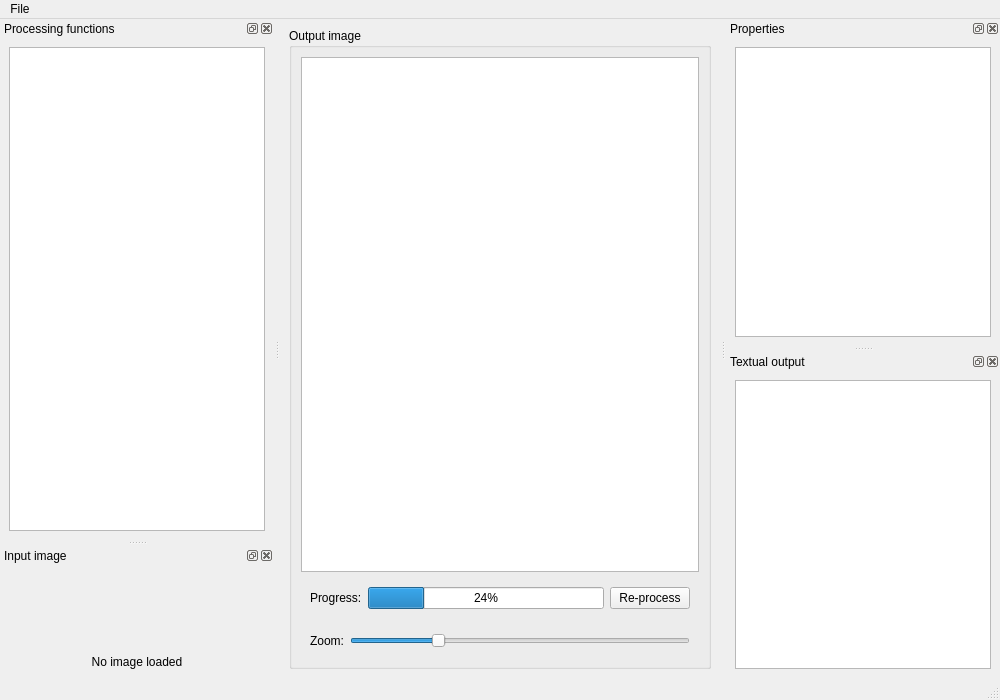
Old version of the form code/src/ui/processing-gui.ui in the repository tohojo/image-processing.
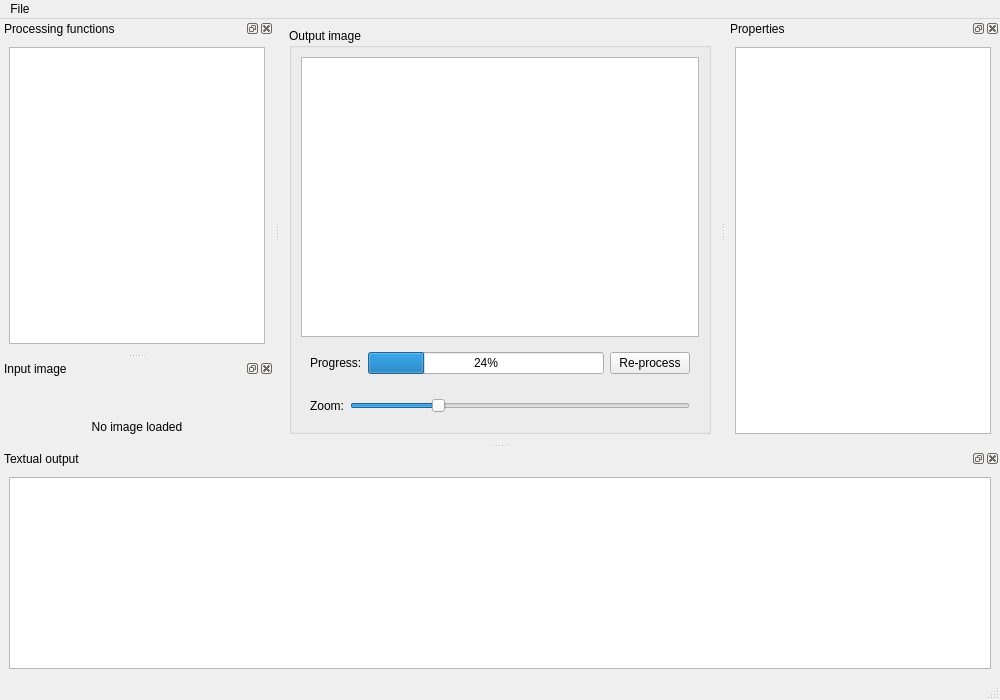
New version of the form. Custom widgets are drawn as their Qt base class.

Diff of the .ui file:
```diff
--- a/code/src/ui/processing-gui.ui
+++ b/code/src/ui/processing-gui.ui
@@ -208,12 +208,34 @@
     <string>Textual output</string>
    </property>
    <attribute name="dockWidgetArea">
-    <number>2</number>
+    <number>8</number>
    </attribute>
    <widget class="QWidget" name="dockWidgetContents_2">
     <layout class="QHBoxLayout" name="horizontalLayout_5">
      <item>
-      <widget class="QPlainTextEdit" name="textOutput"/>
+      <widget class="QPlainTextEdit" name="textOutput">
+       <property name="sizePolicy">
+        <sizepolicy hsizetype="Preferred" vsizetype="Expanding">
+         <horstretch>0</horstretch>
+         <verstretch>0</verstretch>
+        </sizepolicy>
+       </property>
+       <property name="font">
+        <font>
+         <family>Monospace</family>
+         <pointsize>10</pointsize>
+        </font>
+       </property>
+       <property name="lineWrapMode">
+        <enum>QPlainTextEdit::NoWrap</enum>
+       </property>
+       <property name="readOnly">
+        <bool>true</bool>
+       </property>
+       <property name="plainText">
+        <string notr="true"/>
+       </property>
+      </widget>
      </item>
     </layout>
    </widget>
```
